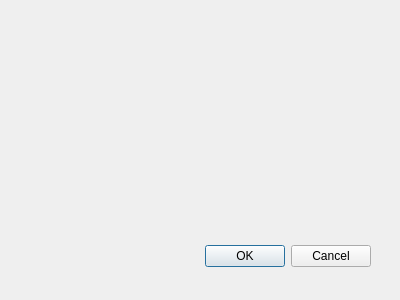
Before: the Qt Designer form fivegla_visualization/fivegla_visualization_dialog_base.ui in vitrum-connect/5gla-qgis, drawn with Qt 5.
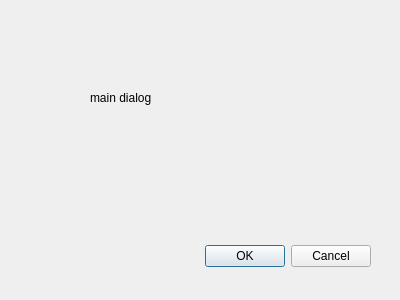
After: the same form once the commit is applied.

Commit message: Added Settings Dialog, Fallback for missing credentials.json,Edit and Test Connection functionality

```diff
--- a/fivegla_visualization/fivegla_visualization_dialog_base.ui
+++ b/fivegla_visualization/fivegla_visualization_dialog_base.ui
@@ -28,6 +28,19 @@
     <set>QDialogButtonBox::Cancel|QDialogButtonBox::Ok</set>
    </property>
   </widget>
+  <widget class="QLabel" name="label">
+   <property name="geometry">
+    <rect>
+     <x>90</x>
+     <y>90</y>
+     <width>161</width>
+     <height>16</height>
+    </rect>
+   </property>
+   <property name="text">
+    <string>main dialog</string>
+   </property>
+  </widget>
  </widget>
  <resources/>
  <connections>
```
Left out of the diff: 41 changed lines with no effect on the pictures. The commit also changes 10 other files.
